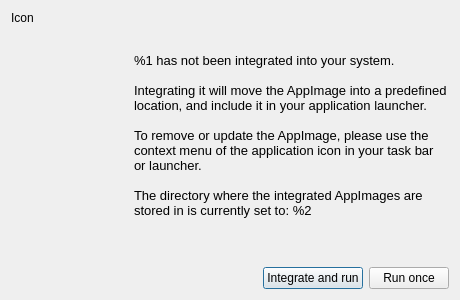
Before: the Qt Designer form src/ui/integration_dialog.ui in TheAssassin/AppImageLauncher, drawn with Qt 5.
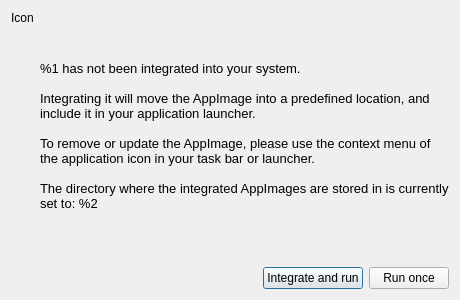
After: the same form once the commit is applied.

Commit message:
Fix minimal integration dialog size
Translations whose text requires more space than for the default ones exceed the minimum size of the dialog. Thus, the user has to manually expand the window in order to read the entire text. This can be fixed by using Qt's size hint to define a new minimum size.

What changed in the file:
```diff
--- a/src/ui/integration_dialog.ui
+++ b/src/ui/integration_dialog.ui
@@ -55,7 +55,7 @@
        <item>
         <widget class="QLabel" name="message">
          <property name="sizePolicy">
-          <sizepolicy hsizetype="Preferred" vsizetype="MinimumExpanding">
+          <sizepolicy hsizetype="MinimumExpanding" vsizetype="MinimumExpanding">
            <horstretch>0</horstretch>
            <verstretch>0</verstretch>
           </sizepolicy>
```
The commit also changes 1 other file.
